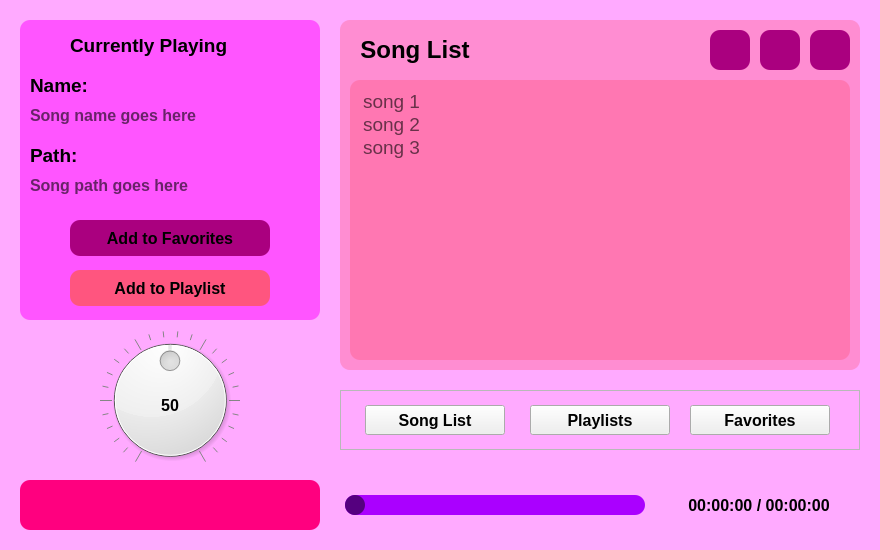
Old version of the form mainwindow.ui in the repository M0tgh3y/music-player-qt.
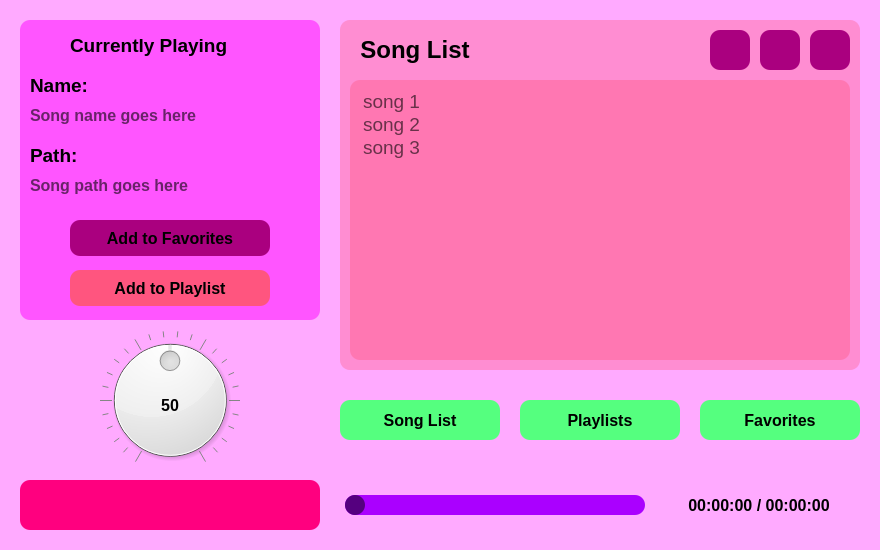
New version of the form. Icons and pictures are not drawn.

Diff of the .ui file:
```diff
--- a/mainwindow.ui
+++ b/mainwindow.ui
@@ -727,11 +727,15 @@
     <property name="geometry">
      <rect>
       <x>340</x>
-      <y>390</y>
+      <y>380</y>
       <width>520</width>
-      <height>60</height>
+      <height>80</height>
      </rect>
     </property>
+    <property name="styleSheet">
+     <string notr="true">background-color: rgb(255, 170, 255);
+border: none;</string>
+    </property>
     <property name="frameShape">
      <enum>QFrame::Shape::StyledPanel</enum>
     </property>
@@ -741,10 +745,10 @@
     <widget class="QPushButton" name="songlistbtn">
      <property name="geometry">
       <rect>
-       <x>25</x>
-       <y>15</y>
-       <width>140</width>
-       <height>30</height>
+       <x>0</x>
+       <y>20</y>
+       <width>160</width>
+       <height>40</height>
       </rect>
      </property>
      <property name="font">
@@ -753,6 +757,14 @@
        <bold>true</bold>
       </font>
      </property>
+     <property name="cursor">
+      <cursorShape>PointingHandCursor</cursorShape>
+     </property>
+     <property name="styleSheet">
+      <string notr="true">color: rgb(0, 0, 0);
+background-color: rgb(85, 255, 127);
+border-radius: 10px;</string>
+     </property>
      <property name="text">
       <string>Song List</string>
      </property>
@@ -760,10 +772,10 @@
     <widget class="QPushButton" name="playlist">
      <property name="geometry">
       <rect>
-       <x>190</x>
-       <y>15</y>
-       <width>140</width>
-       <height>30</height>
+       <x>180</x>
+       <y>20</y>
+       <width>160</width>
+       <height>40</height>
       </rect>
      </property>
      <property name="font">
@@ -772,6 +784,14 @@
        <bold>true</bold>
       </font>
      </property>
+     <property name="cursor">
+      <cursorShape>PointingHandCursor</cursorShape>
+     </property>
+     <property name="styleSheet">
+      <string notr="true">color: rgb(0, 0, 0);
+background-color: rgb(85, 255, 127);
+border-radius: 10px;</string>
+     </property>
      <property name="text">
       <string>Playlists</string>
      </property>
@@ -779,10 +799,10 @@
     <widget class="QPushButton" name="favo">
      <property name="geometry">
       <rect>
-       <x>350</x>
-       <y>15</y>
-       <width>140</width>
-       <height>30</height>
+       <x>360</x>
+       <y>20</y>
+       <width>160</width>
+       <height>40</height>
       </rect>
      </property>
      <property name="font">
@@ -791,6 +811,14 @@
        <bold>true</bold>
       </font>
      </property>
+     <property name="cursor">
+      <cursorShape>PointingHandCursor</cursorShape>
+     </property>
+     <property name="styleSheet">
+      <string notr="true">color: rgb(0, 0, 0);
+background-color: rgb(85, 255, 127);
+border-radius: 10px;</string>
+     </property>
      <property name="text">
       <string>Favorites</string>
      </property>
```
